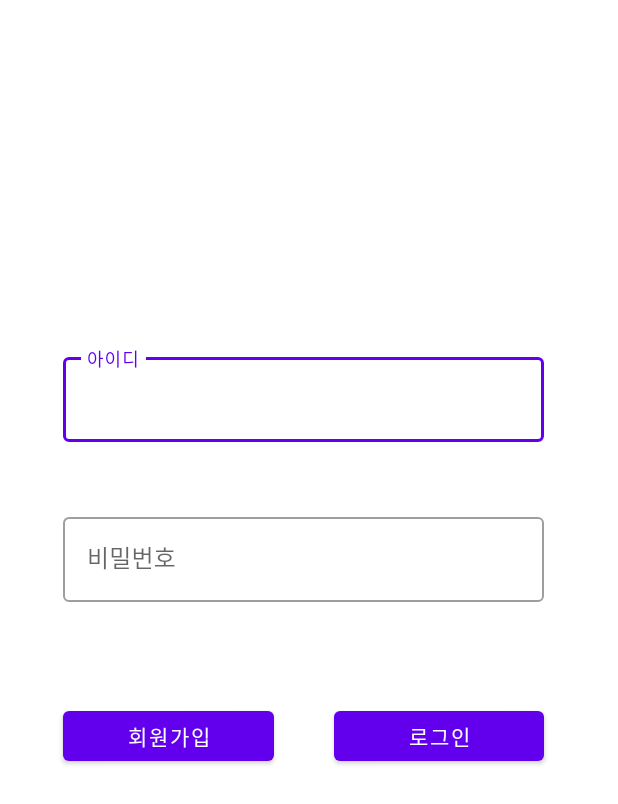
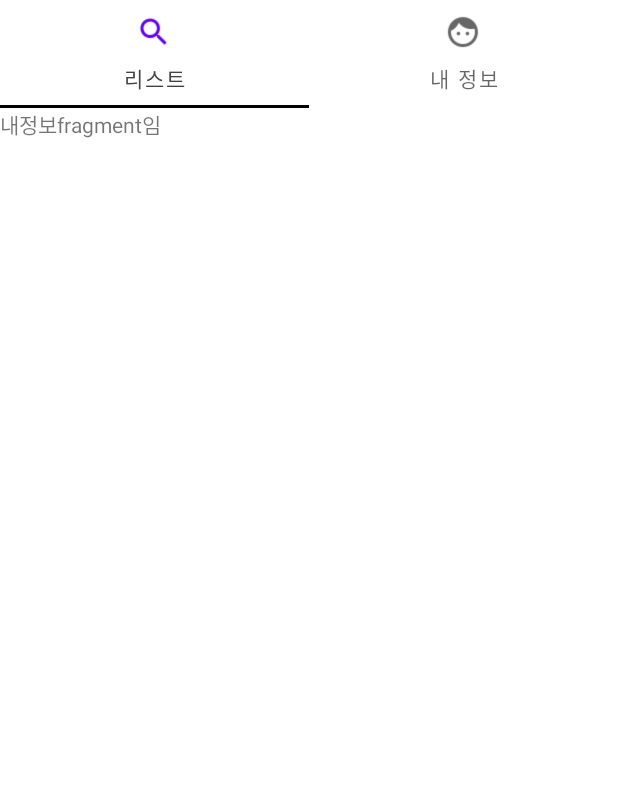
Before and after one commit to gkfkatkfka/finalTest, an Android app: the screen it shows after launch (MainActivity before the commit, TabActivity after it), after a tap on "로그인", on a phone screen of 412 x 824 dp. Shown: the top 804 px of the screen. Run offline under Robolectric (Android 15) with nearby library versions, the phone set to English and light mode, and no system bars.

Commit message:
tab, Fragment 구현 끝!

```diff
--- a/app/build.gradle
+++ b/app/build.gradle
@@ -34,6 +34,9 @@ dependencies {
     implementation 'androidx.appcompat:appcompat:1.3.0'
     implementation 'com.google.android.material:material:1.3.0'
     implementation 'androidx.constraintlayout:constraintlayout:2.0.4'
+    implementation 'androidx.lifecycle:lifecycle-livedata-ktx:2.3.1'
+    implementation 'androidx.lifecycle:lifecycle-viewmodel-ktx:2.3.1'
+    implementation 'androidx.legacy:legacy-support-v4:1.0.0'
     testImplementation 'junit:junit:4.+'
     androidTestImplementation 'androidx.test.ext:junit:1.1.2'
     androidTestImplementation 'androidx.test.espresso:espresso-core:3.3.0'
--- a/app/src/main/AndroidManifest.xml
+++ b/app/src/main/AndroidManifest.xml
@@ -9,7 +9,8 @@
         android:roundIcon="@mipmap/ic_launcher_round"
         android:supportsRtl="true"
         android:theme="@style/Theme.FinalTest">
-        <activity android:name=".JoinActivity"></activity>
+        <activity android:name=".TabActivity"></activity>
+        <activity android:name=".JoinActivity" />
         <activity android:name=".IntroActivity">
             <intent-filter>
                 <action android:name="android.intent.action.MAIN" />
@@ -17,7 +18,7 @@
                 <category android:name="android.intent.category.LAUNCHER" />
             </intent-filter>
         </activity>
-        <activity android:name=".MainActivity"></activity>
+        <activity android:name=".MainActivity" />
     </application>
 
 </manifest>
--- /dev/null
+++ b/app/src/main/java/com/inhatc/finaltest/InfoFragment.java
@@ -0,0 +1,64 @@
+package com.inhatc.finaltest;
+
+import android.os.Bundle;
+
+import androidx.fragment.app.Fragment;
+
+import android.view.LayoutInflater;
+import android.view.View;
+import android.view.ViewGroup;
+
+/**
+ * A simple {@link Fragment} subclass.
+ * Use the {@link InfoFragment#newInstance} factory method to
+ * create an instance of this fragment.
+ */
+public class InfoFragment extends Fragment {
+
+    // TODO: Rename parameter arguments, choose names that match
+    // the fragment initialization parameters, e.g. ARG_ITEM_NUMBER
+    private static final String ARG_PARAM1 = "param1";
+    private static final String ARG_PARAM2 = "param2";
+
+    // TODO: Rename and change types of parameters
+    private String mParam1;
+    private String mParam2;
+
+    public InfoFragment() {
+        // Required empty public constructor
+    }
+
+    /**
+     * Use this factory method to create a new instance of
+     * this fragment using the provided parameters.
+     *
+     * @param param1 Parameter 1.
+     * @param param2 Parameter 2.
+     * @return A new instance of fragment InfoFragment.
+     */
+    // TODO: Rename and change types and number of parameters
+    public static InfoFragment newInstance(String param1, String param2) {
+        InfoFragment fragment = new InfoFragment();
+        Bundle args = new Bundle();
+        args.putString(ARG_PARAM1, param1);
+        args.putString(ARG_PARAM2, param2);
+        fragment.setArguments(args);
+        return fragment;
+    }
+
+    @Override
+    public void onCreate(Bundle savedInstanceState) {
+        super.onCreate(savedInstanceState);
+        if (getArguments() != null) {
+            mParam1 = getArguments().getString(ARG_PARAM1);
+            mParam2 = getArguments().getString(ARG_PARAM2);
+        }
+    }
+
+    @Override
+    public View onCreateView(LayoutInflater inflater, ViewGroup container,
+                             Bundle savedInstanceState) {
+        // Inflate the layout for this fragment
+        return inflater.inflate(R.layout.fragment_info, container, false);
+    }
+}
--- a/app/src/main/java/com/inhatc/finaltest/JoinActivity.java
+++ b/app/src/main/java/com/inhatc/finaltest/JoinActivity.java
@@ -21,8 +21,9 @@ public class JoinActivity extends AppCompatActivity implements View.OnClickListe
     }
 
     public void onClick(View v){
-        if(v==btnJoinBefore){
+        if(v==btnJoinBefore){ // 이전 버튼을 눌렀을 때
             finish();
+            // 원래 MainActivity 즉, 로그인 화면으로 가기
         }
     }
 }
--- /dev/null
+++ b/app/src/main/java/com/inhatc/finaltest/ListFragment.java
@@ -0,0 +1,64 @@
+package com.inhatc.finaltest;
+
+import android.os.Bundle;
+
+import androidx.fragment.app.Fragment;
+
+import android.view.LayoutInflater;
+import android.view.View;
+import android.view.ViewGroup;
+
+/**
+ * A simple {@link Fragment} subclass.
+ * Use the {@link ListFragment#newInstance} factory method to
+ * create an instance of this fragment.
+ */
+public class ListFragment extends Fragment {
+
+    // TODO: Rename parameter arguments, choose names that match
+    // the fragment initialization parameters, e.g. ARG_ITEM_NUMBER
+    private static final String ARG_PARAM1 = "param1";
+    private static final String ARG_PARAM2 = "param2";
+
+    // TODO: Rename and change types of parameters
+    private String mParam1;
+    private String mParam2;
+
+    public ListFragment() {
+        // Required empty public constructor
+    }
+
+    /**
+     * Use this factory method to create a new instance of
+     * this fragment using the provided parameters.
+     *
+     * @param param1 Parameter 1.
+     * @param param2 Parameter 2.
+     * @return A new instance of fragment ListFragment.
+     */
+    // TODO: Rename and change types and number of parameters
+    public static ListFragment newInstance(String param1, String param2) {
+        ListFragment fragment = new ListFragment();
+        Bundle args = new Bundle();
+        args.putString(ARG_PARAM1, param1);
+        args.putString(ARG_PARAM2, param2);
+        fragment.setArguments(args);
+        return fragment;
+    }
+
+    @Override
+    public void onCreate(Bundle savedInstanceState) {
+        super.onCreate(savedInstanceState);
+        if (getArguments() != null) {
+            mParam1 = getArguments().getString(ARG_PARAM1);
+            mParam2 = getArguments().getString(ARG_PARAM2);
+        }
+    }
+
+    @Override
+    public View onCreateView(LayoutInflater inflater, ViewGroup container,
+                             Bundle savedInstanceState) {
+        // Inflate the layout for this fragment
+        return inflater.inflate(R.layout.fragment_list, container, false);
+    }
+}
--- a/app/src/main/java/com/inhatc/finaltest/MainActivity.java
+++ b/app/src/main/java/com/inhatc/finaltest/MainActivity.java
@@ -26,11 +26,14 @@ public class MainActivity extends AppCompatActivity implements View.OnClickListe
 
     public void onClick(View v){
         if(v==btnJoin){ // join 화면
-            Intent intent = new Intent(MainActivity.this, JoinActivity.class);
-            startActivity(intent);
+            Intent joinIntent = new Intent(MainActivity.this, JoinActivity.class);
+            startActivity(joinIntent);
         }
         else if(v==btnLogin){ // login 화면
-
+            // 우선 그냥 다음 화면으로 넘어가는 걸로 해놓음
+            Intent loginIntent=new Intent(MainActivity.this,TabActivity.class);
+            loginIntent.putExtra("id","haram");
+            startActivity(loginIntent);
         }
     }
 
--- /dev/null
+++ b/app/src/main/java/com/inhatc/finaltest/TabActivity.java
@@ -0,0 +1,37 @@
+package com.inhatc.finaltest;
+
+import androidx.appcompat.app.AppCompatActivity;
+import androidx.viewpager.widget.ViewPager;
+
+import android.content.Intent;
+import android.os.Bundle;
+import android.widget.TextView;
+
+import com.google.android.material.tabs.TabLayout;
+
+import java.util.ArrayList;
+
+public class TabActivity extends AppCompatActivity {
+    private TextView txt;
+    @Override
+    protected void onCreate(Bundle savedInstanceState) {
+        super.onCreate(savedInstanceState);
+        setContentView(R.layout.activity_tab);
+
+        ViewPager vp = findViewById(R.id.viewpager);
+        VPAdapter adapter = new VPAdapter(getSupportFragmentManager());
+        vp.setAdapter(adapter);
+
+        TabLayout tab = findViewById(R.id.tab);
+        tab.setupWithViewPager(vp);
+
+        ArrayList<Integer> images = new ArrayList<>();
+        images.add(R.drawable.search);
+        images.add(R.drawable.info);
+
+        for(int i=0; i<2; i++) {
+            tab.getTabAt(i).setIcon(images.get(i));
+        }
+
+    }
+}
--- /dev/null
+++ b/app/src/main/java/com/inhatc/finaltest/VPAdapter.java
@@ -0,0 +1,37 @@
+package com.inhatc.finaltest;
+
+import androidx.fragment.app.Fragment;
+import androidx.fragment.app.FragmentManager;
+import androidx.fragment.app.FragmentPagerAdapter;
+
+import java.util.ArrayList;
+
+import java.util.ArrayList;
+
+public class VPAdapter extends FragmentPagerAdapter {
+    private ArrayList<Fragment> items;
+    private ArrayList<String> itext = new ArrayList<String>();
+    public VPAdapter(FragmentManager fm) {
+        super(fm);
+        items = new ArrayList<Fragment>();
+        items.add(new InfoFragment());
+        items.add(new ListFragment());
+
+        itext.add("리스트");
+        itext.add("내 정보");
+    }
+    @Override
+    public CharSequence getPageTitle(int position) {
+        return itext.get(position);
+    }
+
+    @Override
+    public Fragment getItem(int position) {
+        return items.get(position);
+    }
+
+    @Override
+    public int getCount() {
+        return items.size();
+    }
+}
--- /dev/null
+++ b/app/src/main/res/layout/activity_tab.xml
@@ -0,0 +1,36 @@
+<?xml version="1.0" encoding="utf-8"?>
+<LinearLayout xmlns:android="http://schemas.android.com/apk/res/android"
+    xmlns:tools="http://schemas.android.com/tools"
+    android:layout_width="match_parent"
+    android:layout_height="match_parent"
+    xmlns:app="http://schemas.android.com/apk/res-auto"
+    android:orientation="vertical">
+
+    <com.google.android.material.tabs.TabLayout
+        android:id="@+id/tab"
+        android:layout_width="match_parent"
+        android:layout_height="wrap_content"
+
+        app:tabIndicatorColor="@color/black"
+        app:tabSelectedTextColor="@color/cardview_dark_background"
+        >
+
+        <com.google.android.material.tabs.TabItem
+            android:id="@+id/tab_Item1"
+            android:layout_width="wrap_content"
+            android:layout_height="wrap_content"
+            android:text="Tab1" />
+
+        <com.google.android.material.tabs.TabItem
+            android:id="@+id/tab_Item2"
+            android:layout_width="wrap_content"
+            android:layout_height="wrap_content"
+            android:text="Tab2" />
+
+    </com.google.android.material.tabs.TabLayout>
+
+    <androidx.viewpager.widget.ViewPager
+        android:id="@+id/viewpager"
+        android:layout_width="match_parent"
+        android:layout_height="match_parent" />
+</LinearLayout>
--- /dev/null
+++ b/app/src/main/res/layout/fragment_info.xml
@@ -0,0 +1,16 @@
+<?xml version="1.0" encoding="utf-8"?>
+<FrameLayout xmlns:android="http://schemas.android.com/apk/res/android"
+    xmlns:tools="http://schemas.android.com/tools"
+    android:layout_width="match_parent"
+    android:layout_height="match_parent"
+    tools:context=".InfoFragment">
+
+    <!-- TODO: Update blank fragment layout -->
+
+    <TextView
+        android:id="@+id/textView"
+        android:layout_width="wrap_content"
+        android:layout_height="wrap_content"
+        android:text="내정보fragment임" />
+
+</FrameLayout>
--- /dev/null
+++ b/app/src/main/res/values-w820dp/dimens.xml
@@ -0,0 +1,6 @@
+<resources>
+    <!-- Example customization of dimensions originally defined in res/values/dimens.xml
+         (such as screen margins) for screens with more than 820dp of available width. This
+         would include 7" and 10" devices in landscape (~960dp and ~1280dp respectively). -->
+    <dimen name="activity_horizontal_margin">64dp</dimen>
+</resources>
--- a/app/src/main/res/values/strings.xml
+++ b/app/src/main/res/values/strings.xml
@@ -1,3 +1,8 @@
 <resources>
     <string name="app_name">finalTest</string>
+    <string name="title_activity_tab">TabActivity</string>
+    <string name="tab_text_1">Tab 1</string>
+    <string name="tab_text_2">Tab 2</string>
+    <!-- TODO: Remove or change this placeholder text -->
+    <string name="hello_blank_fragment">Hello blank fragment</string>
 </resources>
```
Also changed, not shown: app/src/main/res/layout/fragment_list.xml (added, +14 -0 lines), app/src/main/res/values/dimens.xml (added, +8 -0 lines), app/src/main/res/values/themes.xml (+9 -0 lines), app/src/main/res/drawable/info.png (added), app/src/main/res/drawable/search.png (added).
